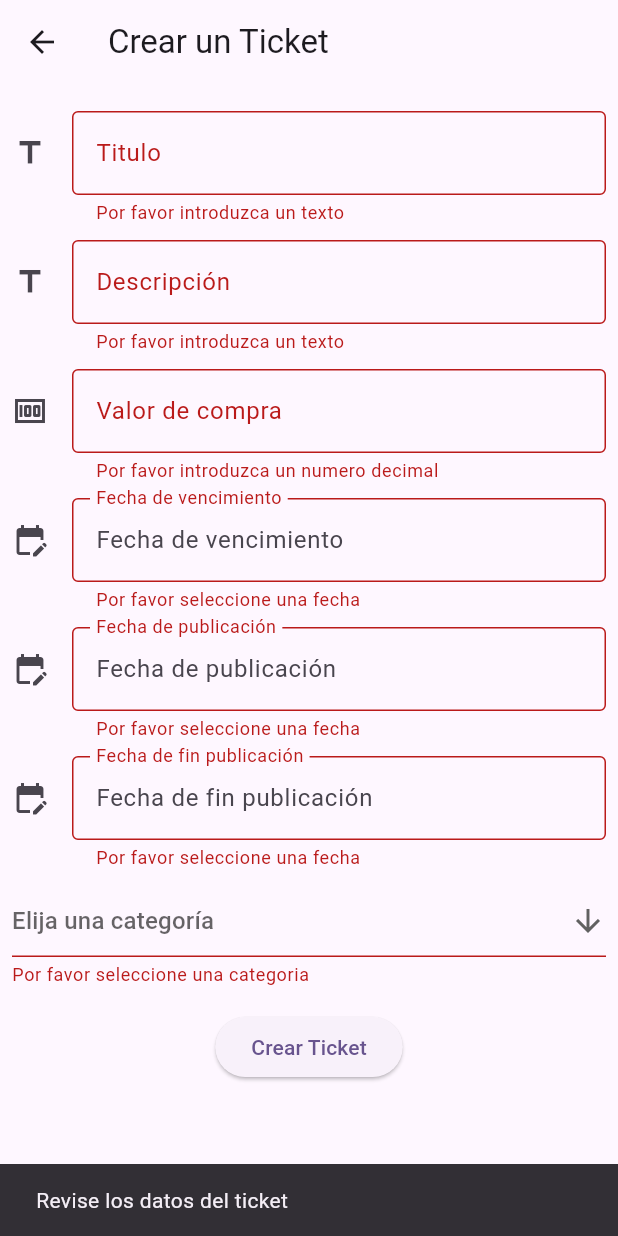
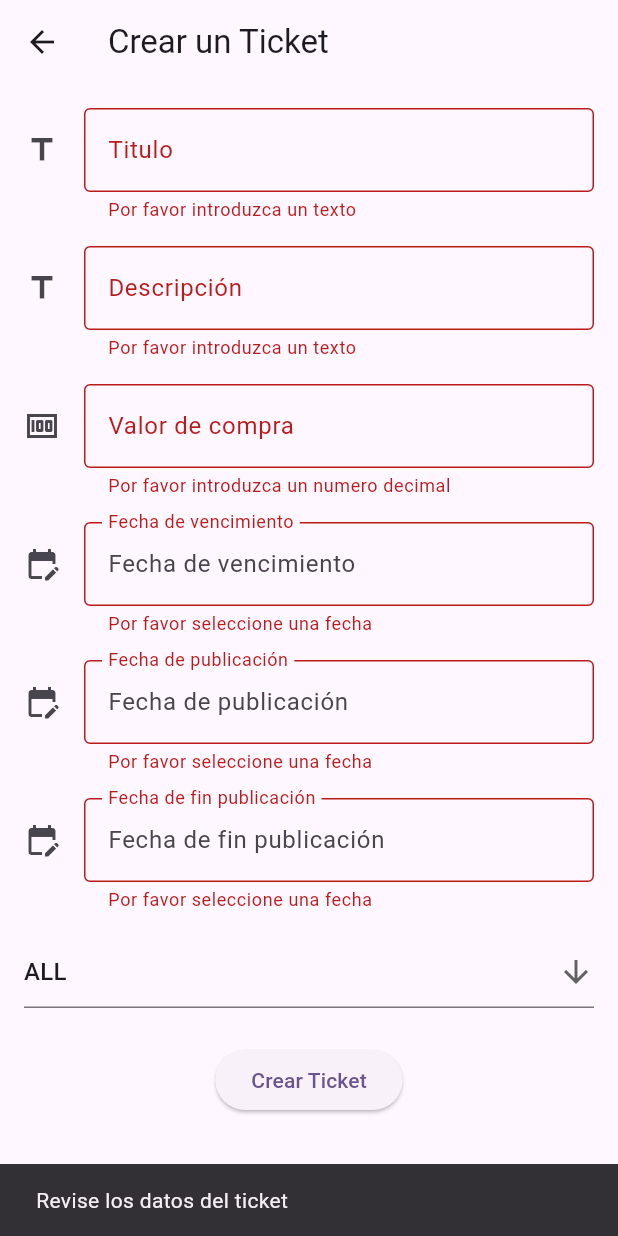
Before and after one commit to imagochan/AppTickets, a Flutter app: the MyCustomForm screen opened directly, after a tap on "Crear Ticket", on a phone screen of 412 x 824 dp. Run offline on Flutter 3.47's test engine with Material 2 defaults, Android fonts, the light colour scheme and no system bars.

Commit message:
refactoring create ticket screen

```diff
--- a/lib/pantallas/crear_tickets/pantalla_crear_ticket.dart
+++ b/lib/pantallas/crear_tickets/pantalla_crear_ticket.dart
@@ -1,7 +1,11 @@
+import 'package:apptickets/pantallas/crear_tickets/widget_submit_button.dart';
 import 'package:apptickets/pantallas/pantalla_inicio.dart';
+import 'package:apptickets/pantallas/shared_widgets/widget_dropdown_menu_category.dart';
 import 'package:flutter/material.dart';
-import 'package:flutter/services.dart';
 import '../../servicios/api.dart';
+import '../shared_widgets/widget_date.dart';
+import '../shared_widgets/widget_form_text_field.dart';
+import '../shared_widgets/widget_text_valor_compra.dart';
 
 // Create a Form widget.
 class MyCustomForm extends StatefulWidget {
@@ -16,13 +20,14 @@ class MyCustomForm extends StatefulWidget {
 // Create a corresponding State class.
 // This class holds data related to the form.
 class MyCustomFormState extends State<MyCustomForm> {
-  final List<String> list = <String>[
-    'Comedia',
-    'Historia',
-    'Ficción',
-    'Acción',
-    'Drama'
-  ];
+
+  void getFecha(DateTime fechaTarget){
+    //unaFecha = fechaTarget
+  }
+
+  void getCategoria(String categoria){
+    //categoriaEscogida = categoria;
+  }
 
   // Create a global key that uniquely identifies the Form widget
   // and allows validation of the form.
@@ -48,7 +53,7 @@ class MyCustomFormState extends State<MyCustomForm> {
   var fechaPublicacionController = TextEditingController();
   var fechaFinPublicacionController = TextEditingController();
 
-  // user defined function void _showDialog(BuildContext context) {
+  //Funcion mostrar dialogo
   void _showDialog(BuildContext context, String mensaje) {
     // flutter defined function
     showDialog(
@@ -77,6 +82,7 @@ class MyCustomFormState extends State<MyCustomForm> {
     );
   }
 
+  //Funcion mandar datos a la API
   void submitData() {
     if (_formKey.currentState!.validate() &&
         fechaVencimiento.compareTo(fechaPublicacion) > 0 &&
@@ -123,63 +129,8 @@ class MyCustomFormState extends State<MyCustomForm> {
 
   @override
   Widget build(BuildContext context) {
+
     // Build a Form widget using the _formKey created above.
-
-    var botonCrearTicket = Center(
-      child: Padding(
-        padding: const EdgeInsets.symmetric(vertical: 16),
-        child: ElevatedButton(
-          onPressed: () {
-            submitData();
-          },
-          child: const Text('Crear Ticket'),
-        ),
-      ),
-    );
-
-    var selectorCategoria = Center(
-      child: DropdownButtonFormField<String>(
-        validator: (value) {
-          if (value == null || value.isEmpty) {
-            return 'Por favor seleccione una categoria';
-          }
-          return null;
-        },
-        isExpanded: true,
-        hint: const Text("Elija una categoría"),
-        value: dropdownValue,
-        icon: const Icon(Icons.arrow_downward),
-        elevation: 16,
-        onChanged: (String? value) {
-          setState(() {
-            dropdownValue = value!;
-          });
-        },
-        items: list.map<DropdownMenuItem<String>>((String value) {
-          return DropdownMenuItem<String>(
-            value: value,
-            child: Text(value),
-          );
-        }).toList(),
-      ),
-    );
-
-    Future<void> llamarDatePicker(
-        DateTime date, TextEditingController controller) async {
-      final DateTime? dateTime = await showDatePicker(
-        context: context,
-        initialDate: date,
-        firstDate: DateTime.now(),
-        lastDate: DateTime(2030),
-      );
-      if (dateTime != null) {
-        setState(() {
-          date = DateUtils.dateOnly(dateTime);
-          controller.text = date.toString();
-        });
-      }
-    }
-
     return Scaffold(
       appBar: AppBar(
         title: const Text("Crear un Ticket"),
@@ -192,58 +143,43 @@ class MyCustomFormState extends State<MyCustomForm> {
             child: Column(
               crossAxisAlignment: CrossAxisAlignment.start,
               children: [
-                const SizedBox(
-                  height: 10,
-                ),
                 FormTextField(
                   controller: tituloController,
                   hintText: "Ingrese un Titulo",
                   labelText: "Titulo",
-                ),
-                const SizedBox(
-                  height: 10,
                 ),
                 FormTextField(
                   controller: descripcionController,
                   hintText: "Ingrese una Descripción",
                   labelText: "Descripción",
                 ),
-                const SizedBox(
-                  height: 10,
-                ),
-                ValorCompraWidget(valorCompraController: valorCompraController),
-                const SizedBox(
-                  height: 10,
+                ValorCompraWidget(valorCompraController: valorCompraController,
+                hintText: "Ingrese un valor de compra",
+                labelText: "Valor de compra"
                 ),
                 FormDateField(
                   fecha: fechaVencimiento,
                   controller: fechaVencimientoController,
-                  llamarDatePicker: llamarDatePicker,
+                  // llamarDatePicker: llamarDatePicker,
+                  retorno: getFecha,
                   texto: "Fecha de vencimiento",
-                ),
-                const SizedBox(
-                  height: 10,
                 ),
                 FormDateField(
                   fecha: fechaPublicacion,
                   controller: fechaPublicacionController,
-                  llamarDatePicker: llamarDatePicker,
+                  // llamarDatePicker: llamarDatePicker,
+                  retorno: getFecha,
                   texto: "Fecha de publicación",
-                ),
-                const SizedBox(
-                  height: 10,
                 ),
                 FormDateField(
                   fecha: fechaFinPublicacion,
                   controller: fechaFinPublicacionController,
-                  llamarDatePicker: llamarDatePicker,
+                  // llamarDatePicker: llamarDatePicker,
+                  retorno: getFecha,
                   texto: "Fecha de fin publicación",
                 ),
-                const SizedBox(
-                  height: 10,
-                ),
-                selectorCategoria,
-                botonCrearTicket,
+                DropdownMenuCategory(retorno: getCategoria),
+                SubmitTicketButton(submitData: submitData)
               ],
             ),
           ),
@@ -253,103 +189,154 @@ class MyCustomFormState extends State<MyCustomForm> {
   }
 }
 
-class FormDateField extends StatelessWidget {
-  const FormDateField({
-    super.key,
-    required this.fecha,
-    required this.controller,
-    required this.llamarDatePicker,
-    required this.texto,
-  });
+// class FormDateField extends StatelessWidget {
+//   const FormDateField({
+//     super.key,
+//     required this.fecha,
+//     required this.controller,
+//     required this.llamarDatePicker,
+//     required this.texto,
+//   });
 
-  final DateTime fecha;
-  final TextEditingController controller;
-  final Function llamarDatePicker;
-  final String texto;
+//   final DateTime fecha;
+//   final TextEditingController controller;
+//   final Function llamarDatePicker;
+//   final String texto;
 
-  @override
-  Widget build(BuildContext context) {
-    return TextFormField(
-      onTap: () async {
-        llamarDatePicker(fecha, controller);
-      },
-      readOnly: true,
-      controller: controller,
-      decoration: InputDecoration(
-        hintText: texto,
-        labelText: texto,
-        floatingLabelBehavior: FloatingLabelBehavior.always,
-        icon: const Icon(Icons.edit_calendar),
-        border: const OutlineInputBorder(),
-      ),
-      validator: (value) {
-        if (value == null || value.isEmpty) {
-          return 'Por favor seleccione una fecha';
-        }
-        return null;
-      },
-    );
-  }
-}
+//   @override
+//   Widget build(BuildContext context) {
+//     return TextFormField(
+//       onTap: () async {
+//         llamarDatePicker(fecha, controller);
+//       },
+//       readOnly: true,
+//       controller: controller,
+//       decoration: InputDecoration(
+//         hintText: texto,
+//         labelText: texto,
+//         floatingLabelBehavior: FloatingLabelBehavior.always,
+//         icon: const Icon(Icons.edit_calendar),
+//         border: const OutlineInputBorder(),
+//       ),
+//       validator: (value) {
+//         if (value == null || value.isEmpty) {
+//           return 'Por favor seleccione una fecha';
+//         }
+//         return null;
+//       },
+//     );
+//   }
+// }
 
-class ValorCompraWidget extends StatelessWidget {
-  const ValorCompraWidget({
-    super.key,
-    required this.valorCompraController,
-  });
+// class ValorCompraWidget extends StatelessWidget {
+//   const ValorCompraWidget({
+//     super.key,
+//     required this.valorCompraController,
+//   });
 
-  final TextEditingController valorCompraController;
+//   final TextEditingController valorCompraController;
 
-  @override
-  Widget build(BuildContext context) {
-    return TextFormField(
-      controller: valorCompraController,
-      inputFormatters: [FilteringTextInputFormatter.allow(RegExp(r'[0-9.]'))],
-      keyboardType: const TextInputType.numberWithOptions(decimal: true),
-      decoration: const InputDecoration(
-        hintText: "Ingrese un Valor de compra",
-        labelText: "Valor de compra",
-        icon: Icon(Icons.money),
-        border: OutlineInputBorder(),
-      ),
-      validator: (value) {
-        if (value == null || value.isEmpty) {
-          return 'Por favor introduzca un numero decimal';
-        }
-        return null;
-      },
-    );
-  }
-}
+//   @override
+//   Widget build(BuildContext context) {
+//     return TextFormField(
+//       controller: valorCompraController,
+//       inputFormatters: [FilteringTextInputFormatter.allow(RegExp(r'[0-9.]'))],
+//       keyboardType: const TextInputType.numberWithOptions(decimal: true),
+//       decoration: const InputDecoration(
+//         hintText: "Ingrese un Valor de compra",
+//         labelText: "Valor de compra",
+//         icon: Icon(Icons.money),
+//         border: OutlineInputBorder(),
+//       ),
+//       validator: (value) {
+//         if (value == null || value.isEmpty) {
+//           return 'Por favor introduzca un numero decimal';
+//         }
+//         return null;
+//       },
+//     );
+//   }
+// }
 
-class FormTextField extends StatelessWidget {
-  const FormTextField({
-    super.key,
-    required this.controller,
-    required this.hintText,
-    required this.labelText,
-  });
+// class FormTextField extends StatelessWidget {
+//   const FormTextField({
+//     super.key,
+//     required this.controller,
+//     required this.hintText,
+//     required this.labelText,
+//   });
 
-  final TextEditingController controller;
-  final String hintText;
-  final String labelText;
+//   final TextEditingController controller;
+//   final String hintText;
+//   final String labelText;
 
-  @override
-  Widget build(BuildContext context) {
-    return TextFormField(
-      controller: controller,
-      decoration: InputDecoration(
-        hintText: hintText,
-        labelText: labelText,
-        icon: const Icon(Icons.title),
-        border: const OutlineInputBorder(),
-      ),
-      validator: (value) {
-        if (value == null || value.isEmpty) {
-          return 'Por favor introduzca un texto';
-        }
-        return null;
-      },
-    );
-  }
-}
+//   @override
+//   Widget build(BuildContext context) {
+//     return TextFormField(
+//       controller: controller,
+//       decoration: InputDecoration(
+//         hintText: hintText,
+//         labelText: labelText,
+//         icon: const Icon(Icons.title),
+//         border: const OutlineInputBorder(),
+//       ),
+//       validator: (value) {
+//         if (value == null || value.isEmpty) {
+//           return 'Por favor introduzca un texto';
+//         }
+//         return null;
+//       },
+//     );
+//   }
+// }
+
+    // Future<void> llamarDatePicker(
+    //     DateTime date, TextEditingController controller) async {
+    //   final DateTime? dateTime = await showDatePicker(
+    //     context: context,
+    //     initialDate: date,
+    //     firstDate: DateTime.now(),
+    //     lastDate: DateTime(2030),
+    //   );
+    //   if (dateTime != null) {
+    //     setState(() {
+    //       date = DateUtils.dateOnly(dateTime);
+    //       controller.text = date.toString();
+    //     });
+    //   }
+    // }
+
+    // var selectorCategoria = Center(
+    //   child: DropdownButtonFormField<String>(
+    //     validator: (value) {
+    //       if (value == null || value.isEmpty) {
+    //         return 'Por favor seleccione una categoria';
+    //       }
+    //       return null;
+    //     },
+    //     isExpanded: true,
+    //     hint: const Text("Elija una categoría"),
+    //     value: dropdownValue,
+    //     icon: const Icon(Icons.arrow_downward),
+    //     elevation: 16,
+    //     onChanged: (String? value) {
+    //       setState(() {
+    //         dropdownValue = value!;
+    //       });
+    //     },
+    //     items: list.map<DropdownMenuItem<String>>((String value) {
+    //       return DropdownMenuItem<String>(
+    //         value: value,
+    //         child: Text(value),
+    //       );
+    //     }).toList(),
+    //   ),
+    // );
+
+  // final List<String> list = <String>[
+  //   'Comedia',
+  //   'Historia',
+  //   'Ficción',
+  //   'Acción',
+  //   'Drama'
+  // ];
--- /dev/null
+++ b/lib/pantallas/crear_tickets/widget_submit_button.dart
@@ -0,0 +1,28 @@
+import 'package:flutter/material.dart';
+
+class SubmitTicketButton extends StatefulWidget {
+  const SubmitTicketButton({super.key, required this.submitData});
+
+  final Function() submitData;
+
+  @override
+  State<SubmitTicketButton> createState() => _SubmitTicketButtonState();
+}
+
+class _SubmitTicketButtonState extends State<SubmitTicketButton> {
+
+  @override
+  Widget build(BuildContext context) {
+    return Center(
+      child: Padding(
+        padding: const EdgeInsets.symmetric(vertical: 16),
+        child: ElevatedButton(
+          onPressed: () {
+            widget.submitData();//mejor pasar submit data
+          },
+          child: const Text('Crear Ticket'),
+        ),
+      ),
+    );
+  }
+}
```
Also changed, not shown: lib/pantallas/listar_tickets/pantalla_selection_screen.dart (+4 -4 lines), lib/pantallas/listar_tickets/widget_update_button.dart (added, +65 -0 lines), lib/pantallas/shared_widgets/widget_date.dart (renamed from lib/pantallas/listar_tickets/widget_date.dart, +51 -51 lines), lib/pantallas/shared_widgets/widget_dropdown_menu_category.dart (renamed from lib/pantallas/listar_tickets/widget_dropdown_menu_category.dart), lib/pantallas/shared_widgets/widget_form_text_field.dart (renamed from lib/pantallas/listar_tickets/widget_form_text_field.dart), lib/pantallas/shared_widgets/widget_text_valor_compra.dart (renamed from lib/pantallas/listar_tickets/widget_text_valor_compra.dart).
